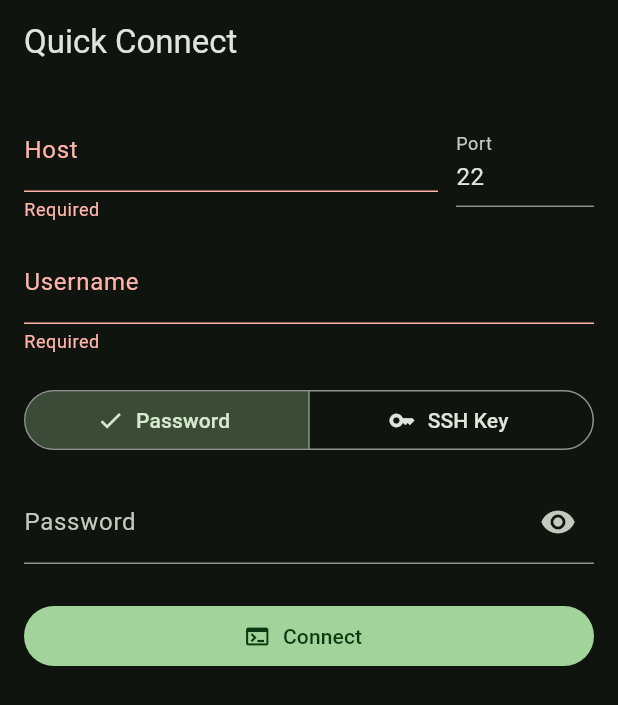
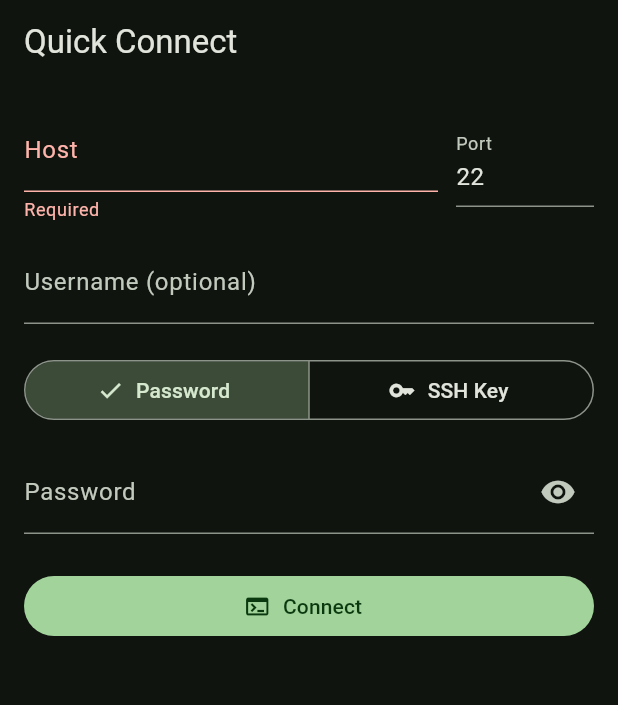
Before and after one commit to knoxxr/kerminal, a Flutter app: the QuickConnectPage screen opened by its route, after a tap on "Connect", on a phone screen of 412 x 824 dp. Shown: the top 705 px of the screen. Run offline on Flutter 3.47's test engine with Material 3 defaults, Android fonts, the phone set to English and light mode, and no system bars; our stand-ins replace drift, drift_flutter, equatable, flutter_riverpod, flutter_secure_storage, go_router and 3 more; missing offline and left inert: dartssh2, pinenacl, xterm; accounts and stored records are empty; generated files the repository leaves out were written again.

Commit message:
feat: 계정(username)을 선택 입력으로 — 비우면 OS 사용자 기본값
- Add Host / Quick Connect 폼에서 Username 필수 검증 제거, '(optional)' 라벨 +
  '현재 사용자로 기본 적용' 힌트
- 비운 채 저장하면 메타데이터엔 빈 값으로 보관(기기 이식성), 접속 시
  HostService.buildRequest / QuickConnect에서 OS 사용자로 해석 (ssh CLI 방식)
- 웹 안전: dart:io 조건부 import (core/os_user.dart)
- 호스트 목록 subtitle이 빈 계정일 때 'host:port'만 표시
- 테스트 추가(빈 계정 저장→OS 사용자 해석), 총 23개 통과

Co-Authored-By: Claude Opus 4.8 (1M context) <noreply@anthropic.com>

```diff
--- /dev/null
+++ b/lib/core/os_user.dart
@@ -0,0 +1,4 @@
+// Resolves the current OS username, used as the default when the user leaves
+// the account field blank (mirrors the `ssh` CLI). Web/unsupported platforms
+// return an empty string via the conditional import.
+export 'os_user_web.dart' if (dart.library.io) 'os_user_io.dart';
--- /dev/null
+++ b/lib/core/os_user_io.dart
@@ -0,0 +1,5 @@
+import 'dart:io';
+
+/// Current OS user on native platforms (`USERNAME` on Windows, `USER` elsewhere).
+String osUsername() =>
+    Platform.environment['USERNAME'] ?? Platform.environment['USER'] ?? '';
--- /dev/null
+++ b/lib/core/os_user_web.dart
@@ -0,0 +1,2 @@
+/// No OS username is available on the web; the caller must supply one.
+String osUsername() => '';
--- a/lib/presentation/connect/quick_connect_page.dart
+++ b/lib/presentation/connect/quick_connect_page.dart
@@ -4,6 +4,7 @@ import 'package:go_router/go_router.dart';
 
 import '../../application/known_hosts.dart';
 import '../../application/sessions.dart';
+import '../../core/os_user.dart';
 import '../../domain/entities/ssh_connection_request.dart';
 import '../terminal/host_key_prompt.dart';
 
@@ -54,10 +55,11 @@ class _QuickConnectPageState extends ConsumerState<QuickConnectPage> {
   void _submit() {
     if (!_formKey.currentState!.validate()) return;
 
+    final user = _user.text.trim();
     final request = SshConnectionRequest(
       host: _host.text.trim(),
       port: int.parse(_port.text.trim()),
-      username: _user.text.trim(),
+      username: user.isEmpty ? osUsername() : user,
       authKind: _authKind,
       password: _authKind == SshAuthKind.password ? _password.text : null,
       privateKeyPem: _authKind == SshAuthKind.key ? _privateKey.text : null,
@@ -113,10 +115,11 @@ class _QuickConnectPageState extends ConsumerState<QuickConnectPage> {
             const SizedBox(height: 12),
             TextFormField(
               controller: _user,
-              decoration: const InputDecoration(labelText: 'Username'),
+              decoration: const InputDecoration(
+                labelText: 'Username (optional)',
+                hintText: 'Defaults to the current user',
+              ),
               autocorrect: false,
-              validator: (v) =>
-                  (v == null || v.trim().isEmpty) ? 'Required' : null,
             ),
             const SizedBox(height: 20),
             SegmentedButton<SshAuthKind>(
--- a/lib/presentation/hosts/add_edit_host_page.dart
+++ b/lib/presentation/hosts/add_edit_host_page.dart
@@ -198,10 +198,11 @@ class _AddEditHostPageState extends ConsumerState<AddEditHostPage> {
             const SizedBox(height: 12),
             TextFormField(
               controller: _user,
-              decoration: const InputDecoration(labelText: 'Username'),
+              decoration: const InputDecoration(
+                labelText: 'Username (optional)',
+                hintText: 'Defaults to the current user',
+              ),
               autocorrect: false,
-              validator: (v) =>
-                  (v == null || v.trim().isEmpty) ? 'Required' : null,
             ),
             const SizedBox(height: 12),
             TextFormField(
--- a/lib/presentation/hosts/host_list_page.dart
+++ b/lib/presentation/hosts/host_list_page.dart
@@ -184,7 +184,9 @@ class _HostTile extends StatelessWidget {
         host.authMethod == AuthMethod.sshKey ? Icons.key : Icons.dns_outlined,
       ),
       title: Text(host.label),
-      subtitle: Text('${host.username}@${host.hostname}:${host.port}'),
+      subtitle: Text(host.username.isEmpty
+          ? '${host.hostname}:${host.port}'
+          : '${host.username}@${host.hostname}:${host.port}'),
       onTap: onTap,
       trailing: PopupMenuButton<String>(
         onSelected: (v) => v == 'edit' ? onEdit() : onDelete(),
```
Also changed, not shown: lib/application/host_service.dart (+5 -2 lines), 1 other file.
